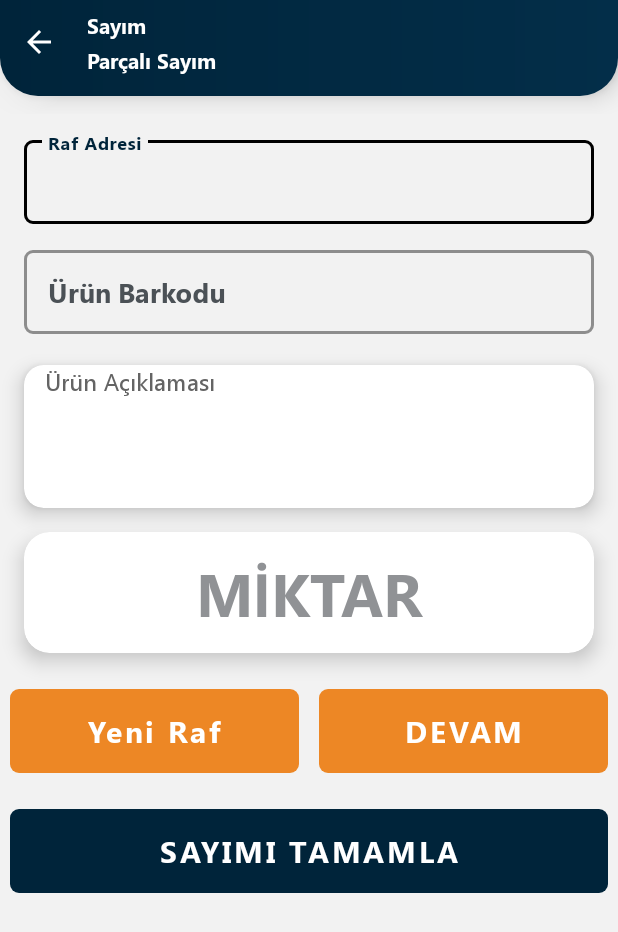
After one commit to eryazmobil/zeusBase, an Android app: the layout fragment_partial_counting.xml on its own in the app's theme, with its tools: preview values and no code run, on a phone screen of 412 x 824 dp. The commit adds this screen. Shown: the top 932 px of the screen. Run offline under Robolectric (Android 15) with nearby library versions, the phone set to English and light mode, and no system bars.

Commit message:
partial counting module has been added successfully

```diff
--- a/app/src/main/java/eryaz/software/zeusBase/ui/dashboard/dashboardDetail/DashboardDetailFragment.kt
+++ b/app/src/main/java/eryaz/software/zeusBase/ui/dashboard/dashboardDetail/DashboardDetailFragment.kt
@@ -157,6 +157,12 @@ class DashboardDetailFragment : BaseFragment() {
                     )
                 }
 
+                DashboardDetailPermissionType.PARTIALWAREHOUSECOUNTING -> {
+                    findNavController().navigate(
+                        DashboardDetailFragmentDirections.actionDashboardDetailFragmentToPartialCountingFragment()
+                    )
+                }
+
                 DashboardDetailPermissionType.PRODUCTQUERY -> {
                     findNavController().navigate(
                         DashboardDetailFragmentDirections.actionDashboardDetailFragmentToNavQueryProduct()
--- a/app/src/main/java/eryaz/software/zeusBase/ui/dashboard/dashboardDetail/DashboardDetailViewModel.kt
+++ b/app/src/main/java/eryaz/software/zeusBase/ui/dashboard/dashboardDetail/DashboardDetailViewModel.kt
@@ -189,6 +189,12 @@ class DashboardDetailViewModel(
                         type = DashboardDetailPermissionType.FASTWAREHOUSECOUNTING,
                         hasPermission = ObservableField(true)
                     ),
+                    DashboardDetailItemDto(
+                        iconRes = 0,
+                        titleRes = R.string.menu_sub_counting_partial_sub,
+                            type = DashboardDetailPermissionType.PARTIALWAREHOUSECOUNTING,
+                        hasPermission = ObservableField(true)
+                    ),
                 )
             }
 
--- a/app/src/main/java/eryaz/software/zeusBase/util/extensions/Validations.kt
+++ b/app/src/main/java/eryaz/software/zeusBase/util/extensions/Validations.kt
@@ -22,7 +22,7 @@ fun String?.isValidPassword(): Boolean {
 }
 
 fun String?.isValidUserId(): Boolean {
-    return (this?.length ?: 0) >= 3
+    return (this?.length ?: 0) >= 2
 }
 
 fun String?.isValidFinCode(): Boolean {
--- /dev/null
+++ b/app/src/main/res/layout/fragment_partial_counting.xml
@@ -0,0 +1,203 @@
+<?xml version="1.0" encoding="utf-8"?>
+<layout xmlns:android="http://schemas.android.com/apk/res/android"
+    xmlns:app="http://schemas.android.com/apk/res-auto">
+
+    <data>
+        <variable
+            name="viewModel"
+            type="eryaz.software.zeusBase.ui.dashboard.counting.partialcounting.PartialCountingVM" />
+    </data>
+
+    <eryaz.software.zeusBase.util.widgets.StateView
+        android:layout_width="match_parent"
+        android:layout_height="match_parent"
+        android:fitsSystemWindows="true"
+        app:sv_ignore_referenced_ids="toolbar">
+
+        <eryaz.software.zeusBase.util.widgets.Toolbar
+            android:id="@+id/toolbar"
+            android:layout_width="match_parent"
+            android:layout_height="wrap_content"
+            app:layout_constraintTop_toTopOf="parent"
+            app:navigationIcon="@drawable/back_icon"
+            app:subTitle="@string/sectional_counting"
+            app:title="@string/counting" />
+
+        <androidx.core.widget.NestedScrollView
+            android:layout_width="match_parent"
+            android:layout_height="0dp"
+            app:layout_constraintBottom_toBottomOf="parent"
+            app:layout_constraintTop_toBottomOf="@+id/toolbar">
+
+            <androidx.constraintlayout.widget.ConstraintLayout
+                android:layout_width="match_parent"
+                android:layout_height="0dp"
+                android:background="@color/bgColor"
+                app:layout_constraintBottom_toBottomOf="parent"
+                app:layout_constraintTop_toBottomOf="@+id/toolbar">
+
+                <eryaz.software.zeusBase.util.widgets.TextInputLayout
+                    android:id="@+id/shelfAddress"
+                    style="@style/Widget.Zeus.SearchInput"
+                    android:layout_width="match_parent"
+                    android:layout_height="wrap_content"
+                    android:layout_marginHorizontal="16dp"
+                    android:layout_marginTop="12dp"
+                    android:elevation="10dp"
+                    android:hint="@string/shelf_code"
+                    app:layout_constraintTop_toTopOf="parent">
+
+                    <com.google.android.material.textfield.TextInputEditText
+                        android:id="@+id/shelfAddressEdt"
+                        style="@style/Widget.Zeus.SearchInput"
+                        android:layout_width="match_parent"
+                        android:layout_height="wrap_content"
+                        android:imeOptions="actionDone"
+                        android:inputType="text"
+                        android:text="@={viewModel.searchShelf}"
+                        android:textColorHint="@color/logoGray"
+                        android:textSize="18sp"
+                        app:fontFamily="@font/sogeoui" />
+                </eryaz.software.zeusBase.util.widgets.TextInputLayout>
+
+                <eryaz.software.zeusBase.util.widgets.TextInputLayout
+                    android:id="@+id/searchProductTil"
+                    style="@style/Widget.Zeus.SearchInput"
+                    android:layout_width="match_parent"
+                    android:layout_height="wrap_content"
+                    android:layout_marginHorizontal="16dp"
+                    android:layout_marginTop="12dp"
+                    android:clickable="true"
+                    android:elevation="10dp"
+                    isVisible="@{viewModel.shelfIsValid}"
+                    android:focusable="true"
+                    android:focusableInTouchMode="true"
+                    android:hint="@string/product_barcode"
+                    app:layout_constraintStart_toStartOf="parent"
+                    app:layout_constraintTop_toBottomOf="@+id/shelfAddress">
+
+                    <com.google.android.material.textfield.TextInputEditText
+                        android:id="@+id/searchProductEdt"
+                        style="@style/Widget.Zeus.SearchInput"
+                        android:layout_width="match_parent"
+                        android:layout_height="wrap_content"
+                        android:imeOptions="actionDone"
+                        android:inputType="text"
+                        android:text="@={viewModel.searchProduct}"
+                        android:textColorHint="@color/logoGray"
+                        android:textSize="18sp"
+                        app:fontFamily="@font/sogeoui" />
+                </eryaz.software.zeusBase.util.widgets.TextInputLayout>
+
+                <eryaz.software.zeusBase.util.widgets.DetailRowTextView
+                    android:id="@+id/productDescription"
+                    android:layout_width="match_parent"
+                    android:layout_height="wrap_content"
+                    android:layout_marginHorizontal="16dp"
+                    android:layout_marginTop="@dimen/_16sdp"
+                    app:cardCornerRadius="@dimen/_10sdp"
+                    app:cardElevation="8dp"
+                    app:changeColor="@color/textColor"
+                    app:clientName="@{viewModel.productDetail.product.manufacturerCode}"
+                    app:creationTime="@{viewModel.productDetail.product.code}"
+                    app:detailTitle="@string/product_details"
+                    app:documentNo="@{viewModel.productDetail.product.definition}"
+                    app:layout_constraintEnd_toEndOf="parent"
+                    app:layout_constraintStart_toStartOf="parent"
+                    app:layout_constraintTop_toBottomOf="@id/searchProductTil" />
+
+                <androidx.cardview.widget.CardView
+                    android:id="@+id/editQuantityView"
+                    android:layout_width="match_parent"
+                    android:layout_height="wrap_content"
+                    android:layout_marginHorizontal="16dp"
+                    android:layout_marginTop="16dp"
+                    app:cardCornerRadius="@dimen/_13sdp"
+                    app:cardElevation="8dp"
+                    app:layout_constraintEnd_toEndOf="parent"
+                    app:layout_constraintStart_toStartOf="parent"
+                    app:layout_constraintTop_toBottomOf="@id/productDescription">
+
+                    <EditText
+                        android:id="@+id/quantityEdt"
+                        android:layout_width="match_parent"
+                        android:layout_height="wrap_content"
+                        android:background="@null"
+                        android:fontFamily="@font/sogeoui"
+                        android:gravity="center"
+                        android:hint="@string/qty_big"
+                        android:inputType="number"
+                        android:padding="@dimen/_10sdp"
+                        android:text="@={viewModel.quantityEdt}"
+                        android:textColorHint="@color/colorAccent"
+                        android:textSize="40sp"
+                        app:layout_constraintBottom_toBottomOf="parent"
+                        app:layout_constraintStart_toStartOf="parent" />
+                </androidx.cardview.widget.CardView>
+
+                <androidx.constraintlayout.widget.Group
+                    android:layout_width="wrap_content"
+                    android:layout_height="wrap_content"
+                    app:constraint_referenced_ids="productDescription,editQuantityView"
+                    app:isVisible="@{viewModel.showProductDetail}" />
+
+                <com.google.android.material.button.MaterialButton
+                    android:id="@+id/newShelfButton"
+                    style="@style/Widget.NewZeusDemo.CountingButton"
+                    android:layout_width="0dp"
+                    android:layout_height="wrap_content"
+                    android:layout_marginHorizontal="@dimen/_5sdp"
+                    android:layout_marginTop="24dp"
+                    android:layout_marginBottom="@dimen/_10sdp"
+                    android:text="@string/new_shelf"
+                    android:textSize="20sp"
+                    app:fontFamily="@font/sogeoui"
+                    app:layout_constraintEnd_toStartOf="@+id/continueToCounting"
+                    app:layout_constraintStart_toStartOf="parent"
+                    app:layout_constraintTop_toBottomOf="@+id/editQuantityView"
+                    app:layout_goneMarginTop="@dimen/_10sdp" />
+
+                <com.google.android.material.button.MaterialButton
+                    android:id="@+id/continueToCounting"
+                    style="@style/Widget.NewZeusDemo.CountingButton"
+                    android:layout_width="0dp"
+                    android:layout_height="wrap_content"
+                    android:layout_marginHorizontal="@dimen/_5sdp"
+                    android:layout_marginTop="24dp"
+                    android:layout_marginBottom="@dimen/_10sdp"
+                    android:text="@string/continue_txt"
+                    android:textSize="20sp"
+                    android:enabled="@{viewModel.continueEnable}"
+                    app:fontFamily="@font/sogeoui"
+                    app:layout_constraintEnd_toEndOf="parent"
+                    app:layout_constraintStart_toEndOf="@+id/newShelfButton"
+                    app:layout_constraintTop_toBottomOf="@+id/editQuantityView"
+                    app:layout_goneMarginTop="@dimen/_10sdp" />
+
+                <com.google.android.material.button.MaterialButton
+                    android:id="@+id/completeCounting"
+                    style="@style/Widget.NewZeusDemo.Button"
+                    android:layout_width="0dp"
+                    android:layout_height="wrap_content"
+                    android:layout_marginHorizontal="@dimen/_5sdp"
+                    android:layout_marginTop="24dp"
+                    android:layout_marginBottom="@dimen/_10sdp"
+                    android:text="@string/complete_counting"
+                    android:textSize="20sp"
+                    app:fontFamily="@font/sogeoui"
+                    app:layout_constraintBottom_toBottomOf="parent"
+                    app:layout_constraintEnd_toEndOf="parent"
+                    app:layout_constraintStart_toStartOf="parent"
+                    app:layout_constraintTop_toBottomOf="@+id/continueToCounting"
+                    app:layout_goneMarginTop="@dimen/_10sdp" />
+
+            </androidx.constraintlayout.widget.ConstraintLayout>
+        </androidx.core.widget.NestedScrollView>
+
+
+        <include layout="@layout/layout_loading" />
+
+        <include layout="@layout/layout_error" />
+
+    </eryaz.software.zeusBase.util.widgets.StateView>
+</layout>
--- a/app/src/main/res/values/strings.xml
+++ b/app/src/main/res/values/strings.xml
@@ -673,6 +673,7 @@
     <string name="menu_sub_counting_first">İLK DEPO SAYIMI</string>
     <string name="menu_sub_counting">DEPO SAYIMI</string>
     <string name="menu_sub_counting_fasting">HIZLI SAYIM</string>
+    <string name="menu_sub_counting_partial_sub">PARÇALI SAYIM</string>
     <!-- TODO: Remove or change this placeholder text -->
     <string name="hello_blank_fragment">Hello blank fragment</string>
     <string name="delete_product">Ürün Sil</string>
--- a/data/build.gradle
+++ b/data/build.gradle
@@ -18,6 +18,7 @@ android {
 
         buildConfigField "String", "BASE_URL", BASE_URL
         buildConfigField "String", "BASE_OUT_URL", BASE_OUT_URL
+        buildConfigField "String", "IIS", IIS
     }
 
     buildTypes {
--- a/data/src/main/java/eryaz/software/zeusBase/data/api/utils/NetworkUtils.kt
+++ b/data/src/main/java/eryaz/software/zeusBase/data/api/utils/NetworkUtils.kt
@@ -7,7 +7,7 @@ import eryaz.software.zeusBase.data.BuildConfig
 
 object NetworkUtils {
 
-    private var startOfLocalHostIp = "192.168.1."
+    private var startOfLocalHostIp = "10.10.20."
 
     private fun getWifiIpAddress(context: Context): String {
         val wifiManager =
--- a/data/src/main/java/eryaz/software/zeusBase/data/api/utils/Resource.kt
+++ b/data/src/main/java/eryaz/software/zeusBase/data/api/utils/Resource.kt
@@ -26,7 +26,7 @@ inline fun <T : Any> Resource<T>.onError(action: (message: String?, statusEnum:
 
 fun <T> Resource<T>.asUiState(checkEmptyList: Boolean = false): UiState {
     return when (this) {
-        is Resource.Success -> if (checkEmptyList && this.data is List<*> && (this.data as List<*>).isNullOrEmpty()) UiState.EMPTY else UiState.SUCCESS
+        is Resource.Success -> if (checkEmptyList && this.data is List<*> && (this.data as List<*>).isEmpty()) UiState.EMPTY else UiState.SUCCESS
         is Resource.Error -> UiState.ERROR
     }
 }
--- a/data/src/main/java/eryaz/software/zeusBase/data/enums/DashboardDetailPermissionType.kt
+++ b/data/src/main/java/eryaz/software/zeusBase/data/enums/DashboardDetailPermissionType.kt
@@ -31,6 +31,7 @@ enum class DashboardDetailPermissionType(val permission: String) {
     //SAYIM
     FIRSTWAREHOUSECOUNTING("Pages.PDA.StockTaking.CountingModule"),
     FASTWAREHOUSECOUNTING("Pages.PDA.StockTaking.CountingModule"),
+    PARTIALWAREHOUSECOUNTING("Pages.PDA.StockTaking.CountingModule"),
 
     //SORGU
     PRODUCTQUERY("Pages.PDA.Query.ProductQuery"),
--- a/gradle.properties
+++ b/gradle.properties
@@ -5,3 +5,4 @@ android.nonTransitiveRClass=true
 #BASE_URL="http://192.168.1.17:21022"
 BASE_URL="http://demoservice.zeuswms.com/"
 BASE_OUT_URL="https://zeusoutapi.eryaz.net/"
+IIS="http://10.10.20.31:21021/"
```
Also changed, not shown: app/src/main/java/eryaz/software/zeusBase/di/AppModule.kt (+7 -0 lines), app/src/main/java/eryaz/software/zeusBase/ui/dashboard/counting/partialcounting/PartialCountingFragment.kt (added, +120 -0 lines), app/src/main/java/eryaz/software/zeusBase/ui/dashboard/counting/partialcounting/PartialCountingVM.kt (added, +201 -0 lines), app/src/main/res/navigation/navigation_main.xml (+7 -0 lines), data/src/main/java/eryaz/software/zeusBase/data/api/services/CountingService.kt (+31 -0 lines), data/src/main/java/eryaz/software/zeusBase/data/models/remote/response/IdResponse.kt (added, +8 -0 lines), data/src/main/java/eryaz/software/zeusBase/data/repositories/CountingRepo.kt (+49 -0 lines), 1 other file.
